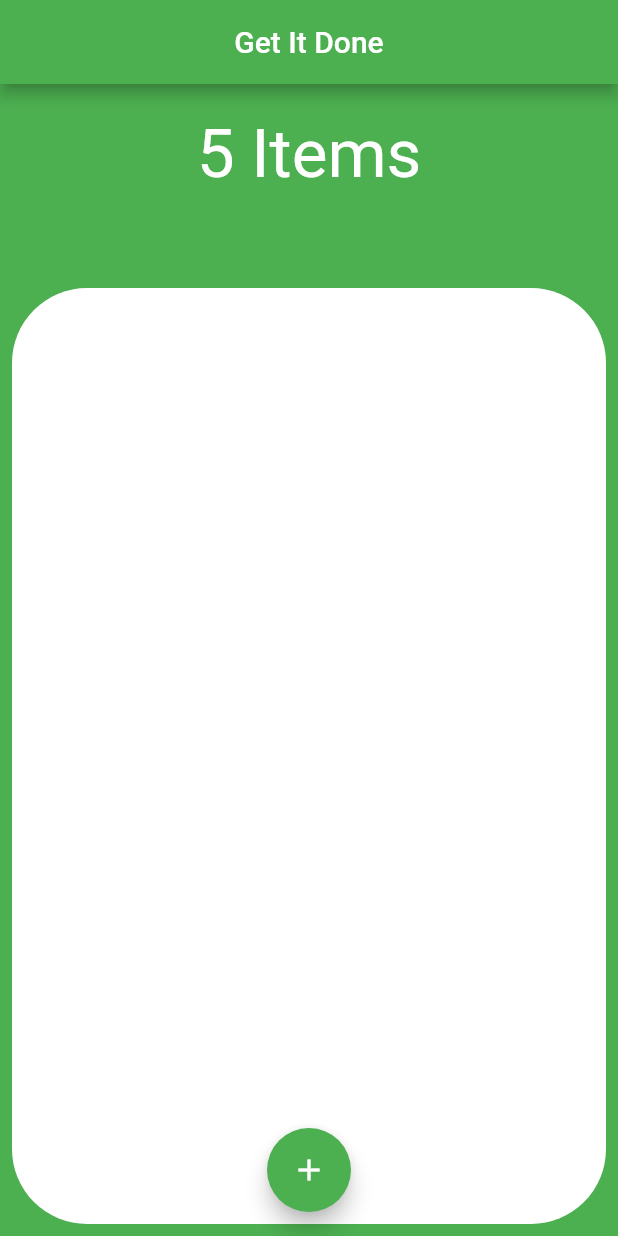
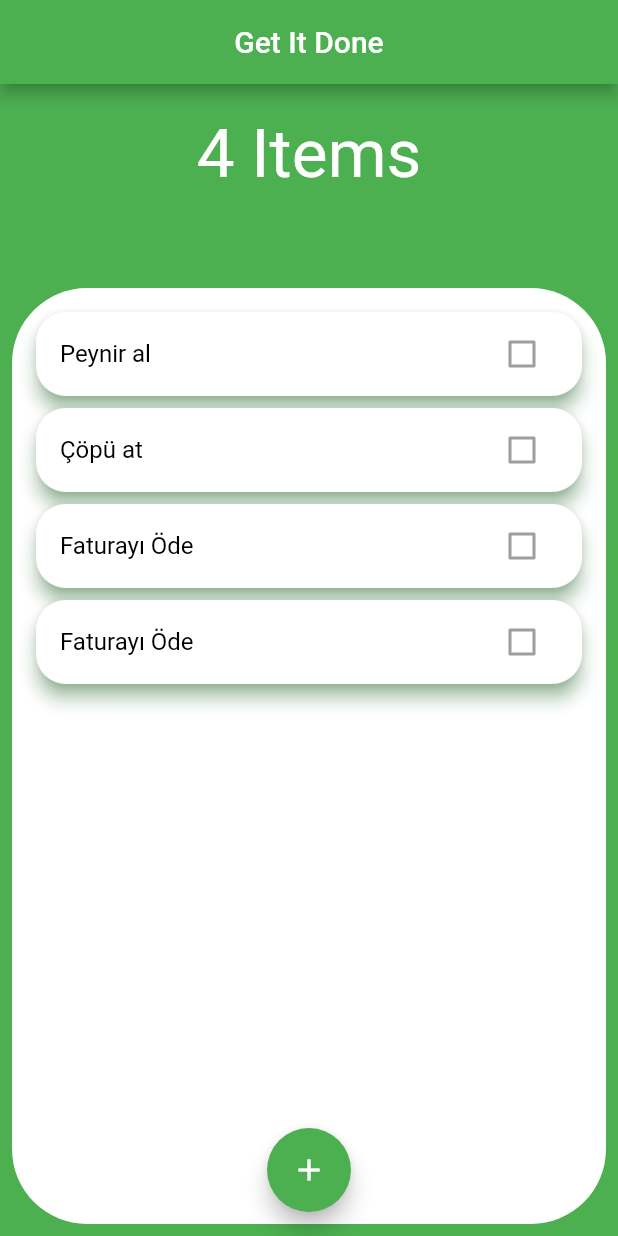
Before and after one commit to salihyildirim/Roster, a Flutter app: the screen it shows after launch, on a phone screen of 412 x 824 dp. Run offline on Flutter 3.47's test engine with Material 2 defaults, Android fonts, the phone set to English and light mode, and no system bars.

Commit message:
items created

```diff
--- a/lib/main.dart
+++ b/lib/main.dart
@@ -1,9 +1,12 @@
 import 'package:flutter/material.dart';
+import 'package:provider/provider.dart';
 
 import './screens/home_page.dart';
+import 'models/items_data.dart';
 
 void main() {
-  runApp(const MyApp());
+  runApp(ChangeNotifierProvider<ItemData>(
+      create: (BuildContext context) => ItemData(), child: const MyApp()));
 }
 
 class MyApp extends StatelessWidget {
--- /dev/null
+++ b/lib/models/item.dart
@@ -0,0 +1,10 @@
+class Item {
+  final String tittle;
+  bool isDone;
+
+  Item({required this.tittle, this.isDone = false});
+
+  void toggleStatus() {
+    isDone = !isDone;
+  }
+}
--- /dev/null
+++ b/lib/models/items_data.dart
@@ -0,0 +1,12 @@
+import 'package:flutter/cupertino.dart';
+
+import 'item.dart';
+
+class ItemData with ChangeNotifier {
+  final List<Item> items = [
+    Item(tittle: 'Peynir al'),
+    Item(tittle: 'Çöpü at'),
+    Item(tittle: 'Faturayı Öde'),
+    Item(tittle: 'Faturayı Öde'),
+  ];
+}
--- a/lib/screens/home_page.dart
+++ b/lib/screens/home_page.dart
@@ -1,5 +1,8 @@
 import 'package:flutter/cupertino.dart';
 import 'package:flutter/material.dart';
+import 'package:getitdonee/models/items_data.dart';
+import 'package:getitdonee/widgets/item_card.dart';
+import 'package:provider/provider.dart';
 
 class HomePage extends StatelessWidget {
   const HomePage({Key? key}) : super(key: key);
@@ -22,7 +25,7 @@ class HomePage extends StatelessWidget {
                 child: Padding(
                   padding: const EdgeInsets.all(20.0),
                   child: Text(
-                    '5 Items',
+                    '${Provider.of<ItemData>(context).items.length} Items',
                     style: Theme.of(context).textTheme.headline3,
                   ),
                 ),
@@ -36,6 +39,18 @@ class HomePage extends StatelessWidget {
                   decoration: BoxDecoration(
                       color: Colors.white,
                       borderRadius: BorderRadius.all(Radius.circular(50))),
+                  child: Padding(
+                    padding: const EdgeInsets.all(12.0),
+                    child: ListView.builder(
+                        itemCount: Provider.of<ItemData>(context).items.length,
+                        itemBuilder: (context, index) => ItemCard(
+                            tittle: Provider.of<ItemData>(context)
+                                .items[index]
+                                .tittle,
+                            isDone: Provider.of<ItemData>(context)
+                                .items[index]
+                                .isDone)),
+                  ),
                 ),
               ),
             )
--- /dev/null
+++ b/lib/widgets/item_card.dart
@@ -0,0 +1,26 @@
+import 'package:flutter/cupertino.dart';
+import 'package:flutter/material.dart';
+
+class ItemCard extends StatelessWidget {
+  final String tittle;
+  final bool isDone;
+
+  ItemCard({required this.isDone, required this.tittle});
+
+  @override
+  Widget build(BuildContext context) {
+    return Card(
+      elevation: 5,
+      shadowColor: Theme.of(context).primaryColor,
+      shape: RoundedRectangleBorder(borderRadius: BorderRadius.circular(20)),
+      child: ListTile(
+        title: Text(tittle, style: TextStyle(color: Colors.black)),
+        trailing: Checkbox(
+          onChanged: null,
+          value: isDone,
+          activeColor: Colors.green,
+        ),
+      ),
+    );
+  }
+}
```
